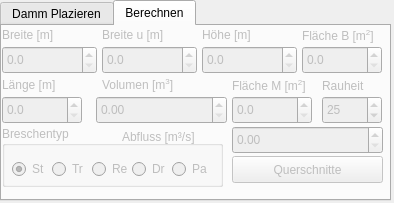
Before: the Qt Designer form Flutwelle_dialog_base.ui in RetepRelleum/flutwelle, drawn with Qt 5.
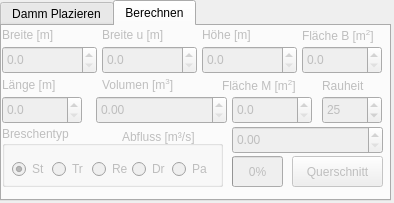
After: the same form once the commit is applied. Custom widgets are drawn as their Qt base class.

What changed in the file:
```diff
--- a/Flutwelle_dialog_base.ui
+++ b/Flutwelle_dialog_base.ui
@@ -177,14 +177,14 @@
      </property>
      <property name="geometry">
       <rect>
-       <x>230</x>
+       <x>290</x>
        <y>130</y>
-       <width>151</width>
-       <height>27</height>
+       <width>91</width>
+       <height>31</height>
       </rect>
      </property>
      <property name="text">
-      <string>Querschnitte</string>
+      <string>Querschnitt</string>
      </property>
     </widget>
     <widget class="QLabel" name="label_4">
@@ -546,7 +546,7 @@
     <widget class="QLabel" name="label_10">
      <property name="geometry">
       <rect>
-       <x>230</x>
+       <x>220</x>
        <y>50</y>
        <width>95</width>
        <height>21</height>
@@ -601,6 +601,19 @@
       <string>Abfluss [m³/s]</string>
      </property>
     </widget>
+    <widget class="QProgressBar" name="progressBar">
+     <property name="geometry">
+      <rect>
+       <x>230</x>
+       <y>130</y>
+       <width>51</width>
+       <height>31</height>
+      </rect>
+     </property>
+     <property name="value">
+      <number>0</number>
+     </property>
+    </widget>
     <zorder>groupBox</zorder>
     <zorder>pushButton_2</zorder>
     <zorder>label_4</zorder>
```
Left out of the diff: 1 changed line with no effect on the pictures.
